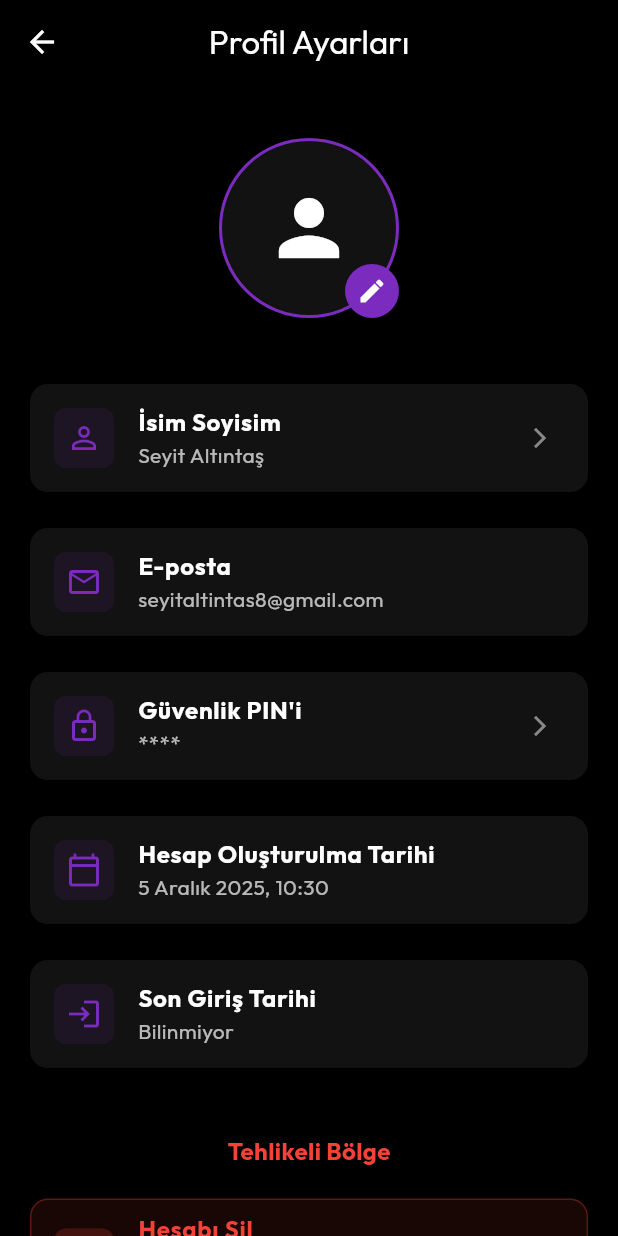
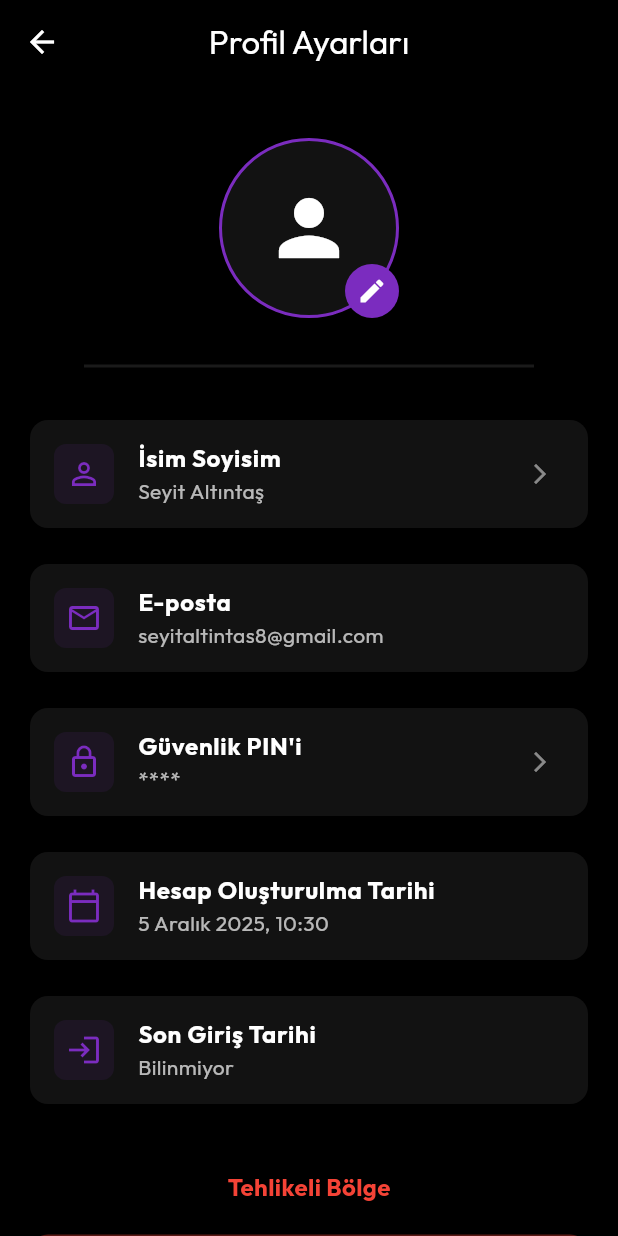
Before and after one commit to SeyitAltintas/Cashly, a Flutter app: the screen it shows after launch, item 4 of the bottom bar chosen, after a tap on "Kullanıcı Bilgileri", on a phone screen of 412 x 824 dp. Run offline on Flutter 3.47's test engine with Material 3 defaults, Android fonts, the light colour scheme and no system bars; our stand-ins replace fl_chart, google_fonts, hive_flutter, image_picker; accounts and stored records are empty.

Commit message:
profil resmi altına çizgi eklendi.

```diff
--- a/lib/features/settings/presentation/pages/profile_settings_page.dart
+++ b/lib/features/settings/presentation/pages/profile_settings_page.dart
@@ -1105,7 +1105,17 @@ class _ProfileSettingsPageState extends State<ProfileSettingsPage> {
                 ],
               ),
             ),
-            const SizedBox(height: 40),
+            const SizedBox(height: 24),
+            // Silik çizgi
+            Divider(
+              color: Theme.of(
+                context,
+              ).colorScheme.onSurface.withValues(alpha: 0.1),
+              thickness: 2,
+              indent: 40,
+              endIndent: 40,
+            ),
+            const SizedBox(height: 24),
 
             // İsim Değiştirme Kartı
             _buildSettingsCard(
```
